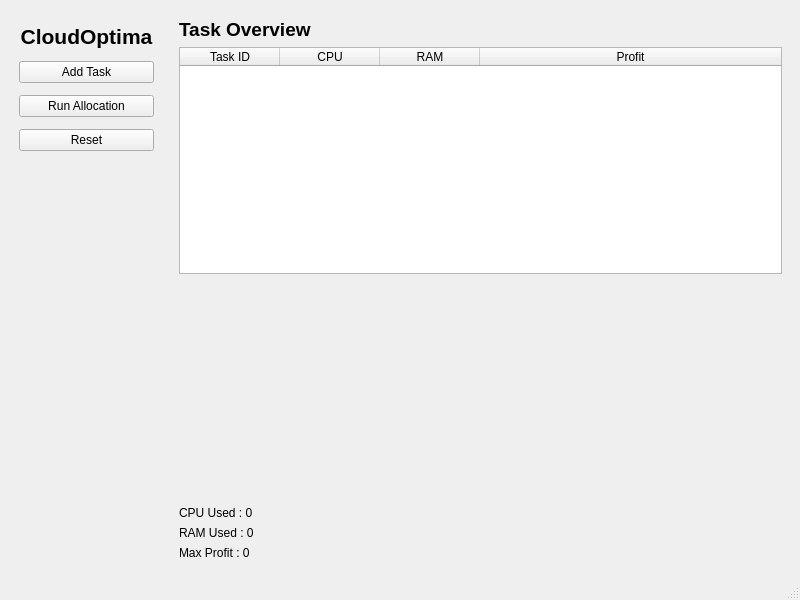
The window that mainwindow.ui (ashutosh691/CloudOptima-An-Optimised-Resource-Allocation-System) describes before a commit, drawn with Qt 5.
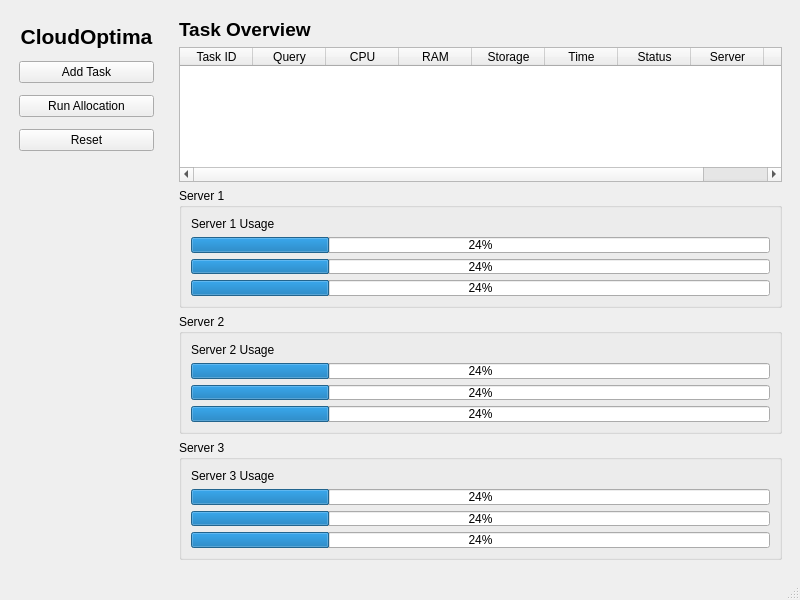
The same window after the commit.

Patch:
```diff
--- a/mainwindow.ui
+++ b/mainwindow.ui
@@ -108,7 +108,7 @@
        <widget class="QWidget" name="mainPanel" native="true">
         <layout class="QVBoxLayout" name="verticalLayout_4">
          <item>
-          <layout class="QVBoxLayout" name="verticalLayout_3">
+          <layout class="QVBoxLayout" name="verticalLayout_3" stretch="0,0,2">
            <item>
             <widget class="QLabel" name="overviewLabel">
              <property name="font">
@@ -127,6 +127,9 @@
            </item>
            <item>
             <widget class="QTableWidget" name="taskTable">
+             <property name="sizeAdjustPolicy">
+              <enum>QAbstractScrollArea::SizeAdjustPolicy::AdjustIgnored</enum>
+             </property>
              <property name="editTriggers">
               <set>QAbstractItemView::EditTrigger::NoEditTriggers</set>
              </property>
@@ -137,19 +140,30 @@
               <enum>QAbstractItemView::SelectionBehavior::SelectRows</enum>
              </property>
              <property name="columnCount">
-              <number>4</number>
+              <number>9</number>
              </property>
              <attribute name="horizontalHeaderCascadingSectionResizes">
               <bool>false</bool>
              </attribute>
-             <attribute name="horizontalHeaderStretchLastSection">
-              <bool>true</bool>
+             <attribute name="horizontalHeaderMinimumSectionSize">
+              <number>30</number>
+             </attribute>
+             <attribute name="horizontalHeaderDefaultSectionSize">
+              <number>73</number>
+             </attribute>
+             <attribute name="verticalHeaderMinimumSectionSize">
+              <number>20</number>
              </attribute>
              <column>
               <property name="text">
                <string>Task ID</string>
               </property>
              </column>
+             <column>
+              <property name="text">
+               <string>Query</string>
+              </property>
+             </column>
              <column>
               <property name="text">
                <string>CPU</string>
@@ -162,44 +176,171 @@
              </column>
              <column>
               <property name="text">
-               <string>Profit</string>
+               <string>Storage</string>
               </property>
              </column>
+             <column>
+              <property name="text">
+               <string>Time</string>
+              </property>
+             </column>
+             <column>
+              <property name="text">
+               <string>Status</string>
+              </property>
+             </column>
+             <column>
+              <property name="text">
+               <string>Server</string>
+              </property>
+             </column>
+             <column/>
             </widget>
            </item>
            <item>
-            <spacer name="verticalSpacer_2">
-             <property name="orientation">
-              <enum>Qt::Orientation::Vertical</enum>
-             </property>
-             <property name="sizeHint" stdset="0">
-              <size>
-               <width>20</width>
-               <height>40</height>
-              </size>
-             </property>
-            </spacer>
-           </item>
-           <item>
-            <widget class="QLabel" name="cpuLabel">
-             <property name="text">
-              <string>CPU Used : 0</string>
-             </property>
-            </widget>
-           </item>
-           <item>
-            <widget class="QLabel" name="ramLabel">
-             <property name="text">
-              <string>RAM Used : 0</string>
-             </property>
-            </widget>
-           </item>
-           <item>
-            <widget class="QLabel" name="profitLabel">
-             <property name="text">
-              <string>Max Profit : 0</string>
-             </property>
-            </widget>
+            <layout class="QVBoxLayout" name="verticalLayout_5" stretch="1,1,1">
+             <item>
+              <widget class="QGroupBox" name="server1Box">
+               <property name="minimumSize">
+                <size>
+                 <width>0</width>
+                 <height>120</height>
+                </size>
+               </property>
+               <property name="title">
+                <string>Server 1</string>
+               </property>
+               <layout class="QVBoxLayout" name="verticalLayout_9">
+                <item>
+                 <layout class="QVBoxLayout" name="verticalLayout_6">
+                  <item>
+                   <widget class="QLabel" name="server1Label">
+                    <property name="text">
+                     <string>Server 1 Usage</string>
+                    </property>
+                   </widget>
+                  </item>
+                  <item>
+                   <widget class="QProgressBar" name="cpuBar1">
+                    <property name="value">
+                     <number>24</number>
+                    </property>
+                   </widget>
+                  </item>
+                  <item>
+                   <widget class="QProgressBar" name="ramBar1">
+                    <property name="value">
+                     <number>24</number>
+                    </property>
+                   </widget>
+                  </item>
+                  <item>
+                   <widget class="QProgressBar" name="storageBar1">
+                    <property name="value">
+                     <number>24</number>
+                    </property>
+                   </widget>
+                  </item>
+                 </layout>
+                </item>
+               </layout>
+              </widget>
+             </item>
+             <item>
+              <widget class="QGroupBox" name="server2Box">
+               <property name="minimumSize">
+                <size>
+                 <width>0</width>
+                 <height>120</height>
+                </size>
+               </property>
+               <property name="title">
+                <string>Server 2</string>
+               </property>
+               <layout class="QVBoxLayout" name="verticalLayout_10">
+                <item>
+                 <layout class="QVBoxLayout" name="verticalLayout_7">
+                  <item>
+                   <widget class="QLabel" name="server2Label">
+                    <property name="text">
+                     <string>Server 2 Usage</string>
+                    </property>
+                   </widget>
+                  </item>
+                  <item>
+                   <widget class="QProgressBar" name="cpuBar2">
+                    <property name="value">
+                     <number>24</number>
+                    </property>
+                   </widget>
+                  </item>
+                  <item>
+                   <widget class="QProgressBar" name="ramBar2">
+                    <property name="value">
+                     <number>24</number>
+                    </property>
+                   </widget>
+                  </item>
+                  <item>
+                   <widget class="QProgressBar" name="storageBar2">
+                    <property name="value">
+                     <number>24</number>
+                    </property>
+                   </widget>
+                  </item>
+                 </layout>
+                </item>
+               </layout>
+              </widget>
+             </item>
+             <item>
+              <widget class="QGroupBox" name="server3Box">
+               <property name="minimumSize">
+                <size>
+                 <width>0</width>
+                 <height>120</height>
+                </size>
+               </property>
+               <property name="title">
+                <string>Server 3</string>
+               </property>
+               <layout class="QVBoxLayout" name="verticalLayout_11">
+                <item>
+                 <layout class="QVBoxLayout" name="verticalLayout_8">
+                  <item>
+                   <widget class="QLabel" name="server3Label">
+                    <property name="text">
+                     <string>Server 3 Usage</string>
+                    </property>
+                   </widget>
+                  </item>
+                  <item>
+                   <widget class="QProgressBar" name="cpuBar3">
+                    <property name="value">
+                     <number>24</number>
+                    </property>
+                   </widget>
+                  </item>
+                  <item>
+                   <widget class="QProgressBar" name="ramBar3">
+                    <property name="value">
+                     <number>24</number>
+                    </property>
+                   </widget>
+                  </item>
+                  <item>
+                   <widget class="QProgressBar" name="storageBar3">
+                    <property name="value">
+                     <number>24</number>
+                    </property>
+                   </widget>
+                  </item>
+                 </layout>
+                </item>
+               </layout>
+              </widget>
+             </item>
+            </layout>
            </item>
           </layout>
          </item>
```
Left out of the diff: 2 changed lines with no effect on the pictures.
